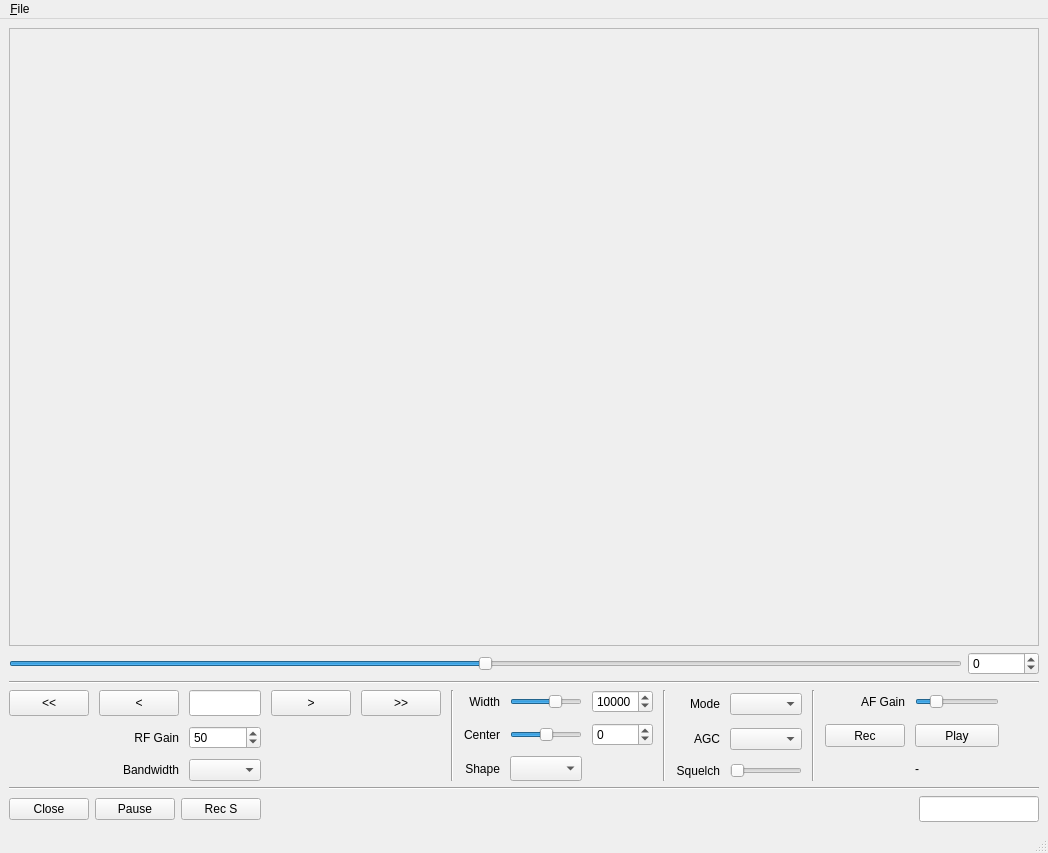
First picture: the form in gqrx_qtgui.ui, repository gqrx-sdr/gqrx, before the edit.
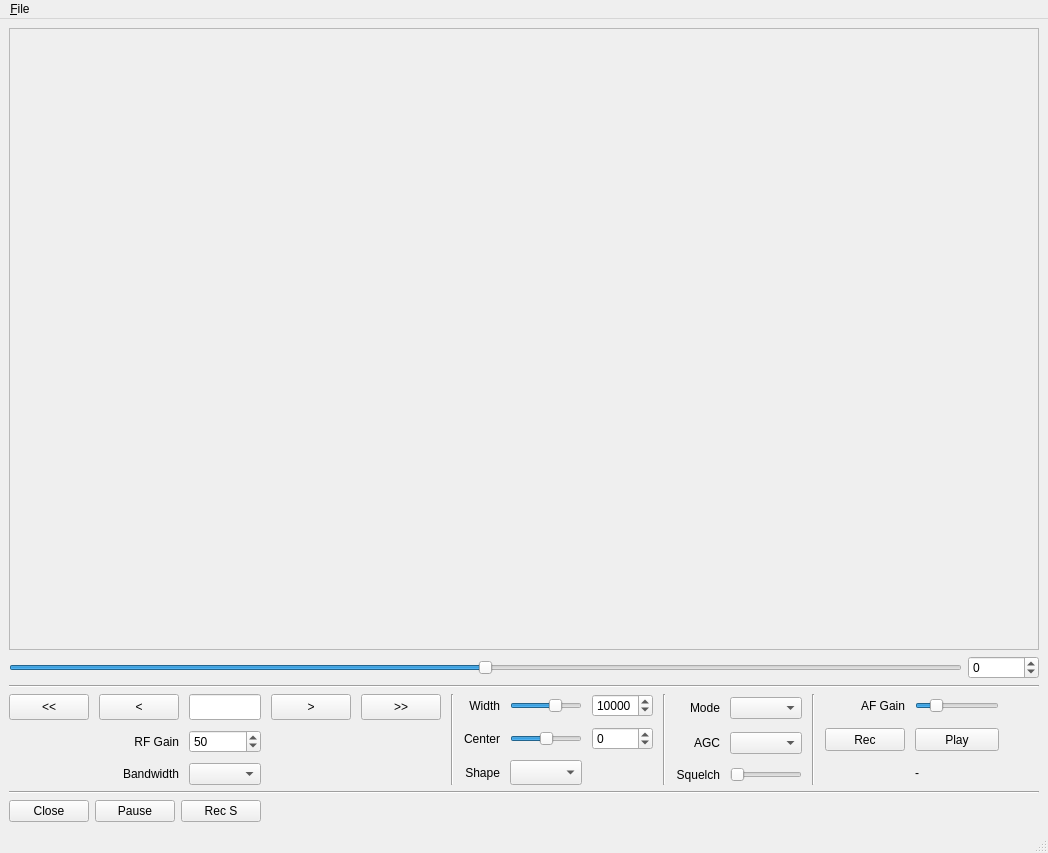
Second picture: the form after the edit.

Commit message: Remove obsolete bandwidth editor widget.

```diff
--- a/gqrx_qtgui.ui
+++ b/gqrx_qtgui.ui
@@ -632,22 +632,6 @@
         </property>
        </spacer>
       </item>
-      <item>
-       <widget class="QLineEdit" name="bandwidthEdit">
-        <property name="sizePolicy">
-         <sizepolicy hsizetype="Fixed" vsizetype="Fixed">
-          <horstretch>0</horstretch>
-          <verstretch>0</verstretch>
-         </sizepolicy>
-        </property>
-        <property name="minimumSize">
-         <size>
-          <width>120</width>
-          <height>26</height>
-         </size>
-        </property>
-       </widget>
-      </item>
      </layout>
     </item>
    </layout>
```
The commit also changes 1 other file.
